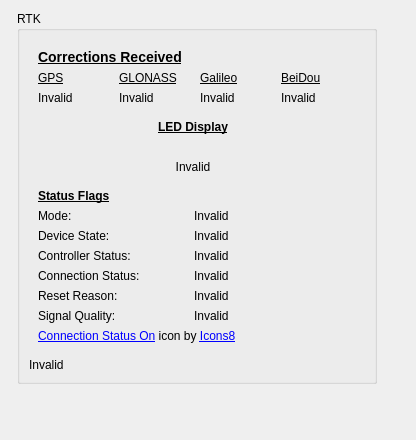
Before: the Qt Designer form resource/RTKStatus.ui in snwu1996/microstrain_inertial_rqt_common, drawn with Qt 5.
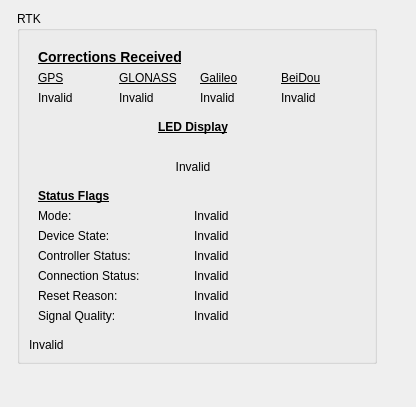
After: the same form once the commit is applied.

Commit message: Switches icons to homemade icons to remove notice

```diff
--- a/resource/RTKStatus.ui
+++ b/resource/RTKStatus.ui
@@ -7,7 +7,7 @@
     <x>0</x>
     <y>0</y>
     <width>416</width>
-    <height>440</height>
+    <height>407</height>
    </rect>
   </property>
   <property name="windowTitle">
@@ -388,13 +388,6 @@
                </item>
               </layout>
              </item>
-             <item row="5" column="0">
-              <widget class="QLabel" name="label_32">
-               <property name="text">
-                <string>&lt;a target=&quot;_blank&quot; href=&quot;https://icons8.com/icon/33946/connection-status-on&quot;&gt;Connection Status On&lt;/a&gt; icon by &lt;a target=&quot;_blank&quot; href=&quot;https://icons8.com&quot;&gt;Icons8&lt;/a&gt;</string>
-               </property>
-              </widget>
-             </item>
             </layout>
            </widget>
           </item>
```
The commit also changes 15 other files.
